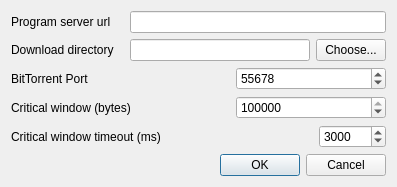
This is src/settings_dialog.ui in CowboyCoders/cow_player as Qt 5 draws it before an edit. The edited form follows.
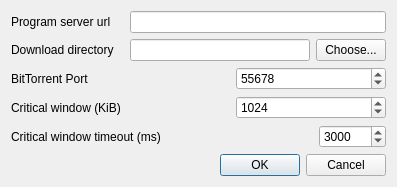
This is the edited form.

Commit message: fixed cancel bug in settings dialog, and fixed better default values

What changed in the file:
```diff
--- a/src/settings_dialog.ui
+++ b/src/settings_dialog.ui
@@ -6,7 +6,7 @@
    <rect>
     <x>0</x>
     <y>0</y>
-    <width>410</width>
+    <width>416</width>
     <height>272</height>
    </rect>
   </property>
@@ -152,7 +152,7 @@
      <item>
       <widget class="QLabel" name="critical_window_label_">
        <property name="text">
-        <string>Critical window (bytes)</string>
+        <string>Critical window (KiB)</string>
        </property>
       </widget>
      </item>
@@ -177,11 +177,14 @@
               <height>0</height>
           </size>
       </property>
+       <property name="minimum">
+        <number>1</number>
+       </property>
       <property name="maximum">
-          <number>10485760</number>
+        <number>999999999</number>
       </property>
        <property name="value">
-        <number>1048576</number>
+        <number>1024</number>
        </property>
       </widget>
      </item>
```
Left out of the diff: 3 changed lines with no effect on the pictures. Lines whose indentation alone changed are shown as unchanged. The commit also changes 2 other files.
